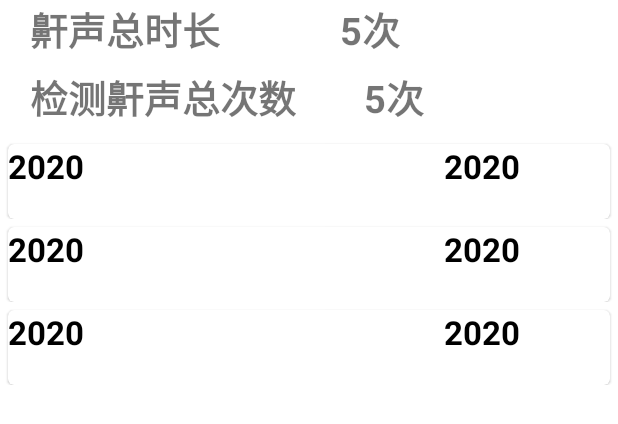
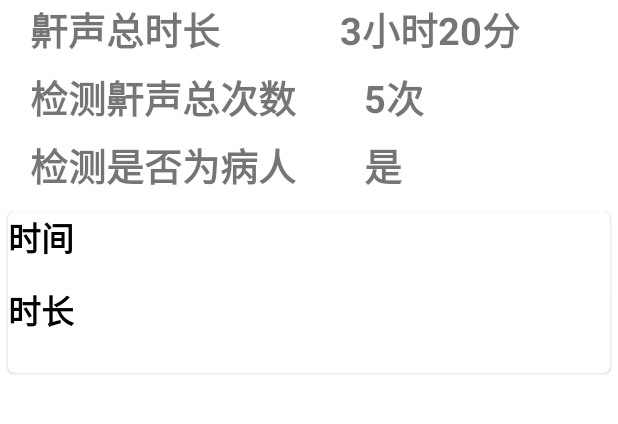
Before and after one commit to CoelisMyName/SRP-Project, an Android app: the layout fragment_reporting.xml on its own in the app's theme, with its tools: preview values and no code run, on a phone screen of 412 x 824 dp. Shown: the top 424 px of the screen. Run offline under Robolectric (Android 15) with nearby library versions, the phone set to English and light mode, and no system bars.

Commit message:
ui_update

```diff
--- a/app/src/main/res/layout/fragment_report.xml
+++ b/app/src/main/res/layout/fragment_reporting.xml
@@ -28,7 +28,7 @@
             <TextView
                 android:layout_width="wrap_content"
                 android:layout_height="wrap_content"
-                android:text="5次"
+                android:text="3小时20分"
                 android:layout_marginStart="80dp"
                 android:textSize="25sp"
                 android:textStyle="bold"/>
@@ -38,7 +38,31 @@
         <LinearLayout
             android:layout_width="match_parent"
             android:layout_height="45dp"
-            app:layout_constraintTop_toBottomOf="@id/total_time">
+            app:layout_constraintTop_toBottomOf="@id/total_times">
+
+            <TextView
+                android:layout_width="wrap_content"
+                android:layout_height="wrap_content"
+                android:text="检测是否为病人"
+                android:layout_marginStart="20dp"
+                android:textSize="25sp"
+                android:textStyle="bold"/>
+
+            <TextView
+                android:layout_width="wrap_content"
+                android:layout_height="wrap_content"
+                android:text="是"
+                android:layout_marginStart="45dp"
+                android:textSize="25sp"
+                android:textStyle="bold"/>
+
+        </LinearLayout>
+
+        <LinearLayout
+            android:layout_width="match_parent"
+            android:layout_height="45dp"
+            app:layout_constraintTop_toBottomOf="@id/total_time"
+            android:id="@+id/total_times">
 
             <TextView
                 android:layout_width="wrap_content"
@@ -58,13 +82,12 @@
 
         </LinearLayout>
 
-
     </androidx.constraintlayout.widget.ConstraintLayout>
 
     <androidx.recyclerview.widget.RecyclerView
         android:layout_width="match_parent"
         android:layout_height="wrap_content"
-        tools:listitem="@layout/item_report"
+        tools:listitem="@layout/item_snore"
         android:id="@+id/recycler"
         app:layout_constraintTop_toBottomOf="@id/info" />
 
--- /dev/null
+++ b/app/src/main/res/layout/item_snore.xml
@@ -0,0 +1,52 @@
+<?xml version="1.0" encoding="utf-8"?>
+<androidx.constraintlayout.widget.ConstraintLayout xmlns:android="http://schemas.android.com/apk/res/android"
+    android:layout_width="match_parent"
+    android:layout_height="match_parent"
+    xmlns:app="http://schemas.android.com/apk/res-auto">
+
+    <com.google.android.material.card.MaterialCardView
+        android:layout_margin="5dp"
+        android:layout_width="match_parent"
+        android:layout_height="wrap_content"
+        app:layout_constraintStart_toStartOf="parent"
+        app:layout_constraintHeight_min="50dp"
+        app:layout_constraintEnd_toEndOf="parent"
+        app:layout_constraintTop_toTopOf="parent">
+
+        <androidx.constraintlayout.widget.ConstraintLayout
+            android:layout_width="match_parent"
+            android:layout_height="wrap_content"
+            android:layout_marginBottom="25dp">
+
+            <TextView
+                android:layout_width="wrap_content"
+                android:layout_height="wrap_content"
+                android:id="@+id/date"
+                android:text="时间"
+                android:textSize="22sp"
+                android:textColor="@color/black"
+                app:layout_constraintStart_toStartOf="parent"
+                app:layout_constraintTop_toTopOf="parent"
+                android:textStyle="bold"/>
+
+            <TextView
+                android:layout_width="wrap_content"
+                android:layout_height="wrap_content"
+                android:id="@+id/duration"
+                android:layout_marginTop="15dp"
+                android:text="时长"
+                android:textSize="22sp"
+                android:textColor="@color/black"
+                app:layout_constraintStart_toStartOf="parent"
+                app:layout_constraintTop_toBottomOf="@id/date"
+                app:layout_constraintHorizontal_bias="0.8"
+                android:textStyle="bold"/>
+
+        </androidx.constraintlayout.widget.ConstraintLayout>
+
+
+
+
+    </com.google.android.material.card.MaterialCardView>
+
+</androidx.constraintlayout.widget.ConstraintLayout>
--- a/app/src/main/res/values/colors.xml
+++ b/app/src/main/res/values/colors.xml
@@ -1,12 +1,10 @@
 <?xml version="1.0" encoding="utf-8"?>
 <resources>
     <color name="purple_200">#FFBB86FC</color>
-    <color name="purple_500">#F5FFFA</color>
+    <color name="purple_500">#FF6200EE</color>
     <color name="purple_700">#FF3700B3</color>
     <color name="teal_200">#FF03DAC5</color>
     <color name="teal_700">#FF018786</color>
     <color name="black">#FF000000</color>
     <color name="white">#FFFFFFFF</color>
-    <color name="backColorAll">#F0F0F0</color>
-    <color name="backColorLine">#A8A8A8</color>
 </resources>
```
Also changed, not shown: app/src/main/res/layout/fragment_detail.xml (added, +142 -0 lines).
